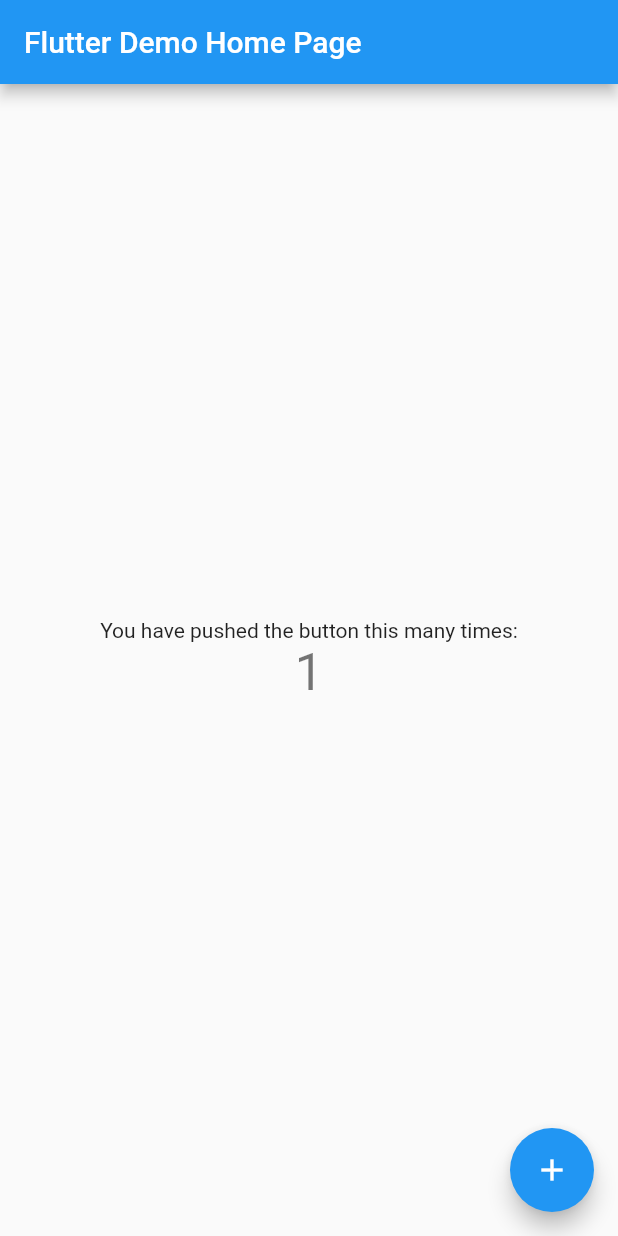
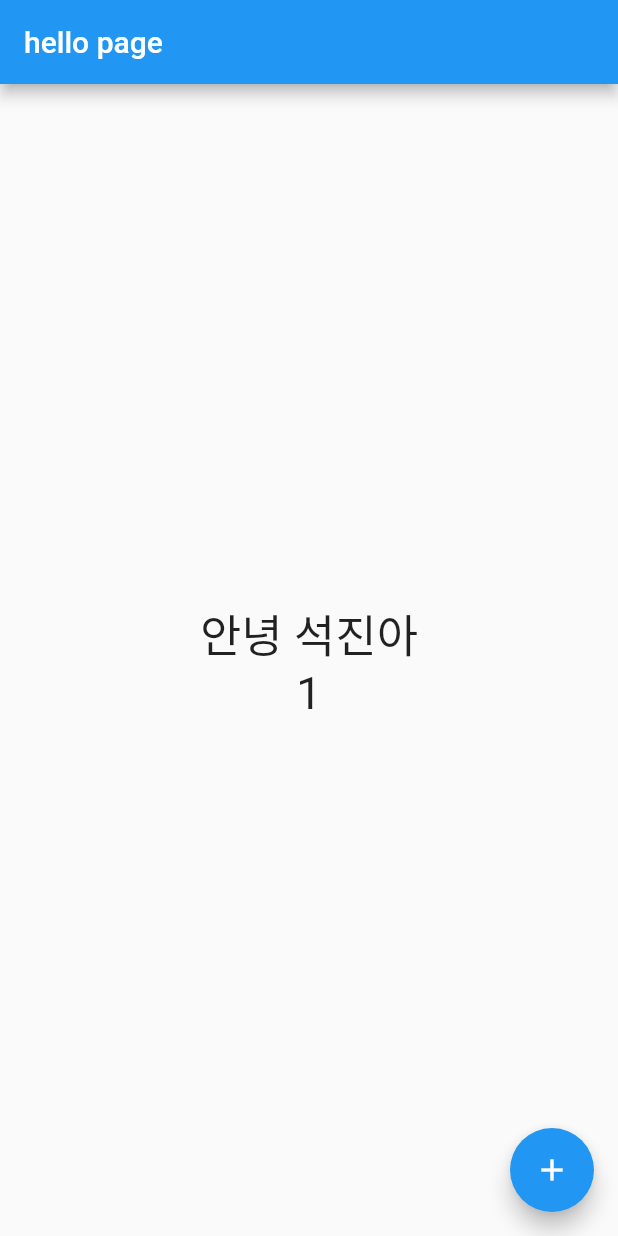
Before and after one commit to strong1133/Flutter_Study, a Flutter app: the screen it shows after launch, after a tap on the "add" icon, on a phone screen of 412 x 824 dp. Run offline on Flutter 3.47's test engine with Material 2 defaults, Android fonts, the phone set to English and light mode, and no system bars.

Commit message:
flutter 기본앱

```diff
--- a/cpt01/lib/main.dart
+++ b/cpt01/lib/main.dart
@@ -1,115 +1,59 @@
 import 'package:flutter/material.dart';
 
-void main() {
-  runApp(const MyApp());
-}
+void main() => runApp(MyApp());
 
 class MyApp extends StatelessWidget {
-  const MyApp({Key? key}) : super(key: key);
-
   // This widget is the root of your application.
   @override
   Widget build(BuildContext context) {
     return MaterialApp(
-      title: 'Flutter Demo',
-      theme: ThemeData(
-        // This is the theme of your application.
-        //
-        // Try running your application with "flutter run". You'll see the
-        // application has a blue toolbar. Then, without quitting the app, try
-        // changing the primarySwatch below to Colors.green and then invoke
-        // "hot reload" (press "r" in the console where you ran "flutter run",
-        // or simply save your changes to "hot reload" in a Flutter IDE).
-        // Notice that the counter didn't reset back to zero; the application
-        // is not restarted.
-        primarySwatch: Colors.blue,
-      ),
-      home: const MyHomePage(title: 'Flutter Demo Home Page'),
+        title: 'Flutter Demo',
+        theme: ThemeData(
+          primarySwatch: Colors.blue,
+        ),
+        home: HelloPage('hello page')
     );
   }
 }
 
-class MyHomePage extends StatefulWidget {
-  const MyHomePage({Key? key, required this.title}) : super(key: key);
-
-  // This widget is the home page of your application. It is stateful, meaning
-  // that it has a State object (defined below) that contains fields that affect
-  // how it looks.
-
-  // This class is the configuration for the state. It holds the values (in this
-  // case the title) provided by the parent (in this case the App widget) and
-  // used by the build method of the State. Fields in a Widget subclass are
-  // always marked "final".
-
+class HelloPage extends StatefulWidget {
   final String title;
 
+  HelloPage(this.title) : super();
+
   @override
-  State<MyHomePage> createState() => _MyHomePageState();
+  _HelloPageState createState() => _HelloPageState();
 }
 
-class _MyHomePageState extends State<MyHomePage> {
+class _HelloPageState extends State<HelloPage> {
+  String _message = 'Hello World';
   int _counter = 0;
 
-  void _incrementCounter() {
+  @override
+  Widget build(BuildContext context) {
+    return Scaffold(
+        floatingActionButton: FloatingActionButton(
+          child: Icon(Icons.add),
+          onPressed: _changeMessage,
+        ),
+        appBar: AppBar(
+          title: Text(widget.title),
+        ),
+        body: Center(child:
+            Column(
+              mainAxisAlignment: MainAxisAlignment.center,
+              children: <Widget>[
+                Text(_message, style: TextStyle(fontSize: 30)),
+                Text('$_counter', style: TextStyle(fontSize: 30)),
+              ],
+            )
+        ));
+  }
+
+  void _changeMessage() {
     setState(() {
-      // This call to setState tells the Flutter framework that something has
-      // changed in this State, which causes it to rerun the build method below
-      // so that the display can reflect the updated values. If we changed
-      // _counter without calling setState(), then the build method would not be
-      // called again, and so nothing would appear to happen.
+      _message = '안녕 석진아';
       _counter++;
     });
   }
-
-  @override
-  Widget build(BuildContext context) {
-    // This method is rerun every time setState is called, for instance as done
-    // by the _incrementCounter method above.
-    //
-    // The Flutter framework has been optimized to make rerunning build methods
-    // fast, so that you can just rebuild anything that needs updating rather
-    // than having to individually change instances of widgets.
-    return Scaffold(
-      appBar: AppBar(
-        // Here we take the value from the MyHomePage object that was created by
-        // the App.build method, and use it to set our appbar title.
-        title: Text(widget.title),
-      ),
-      body: Center(
-        // Center is a layout widget. It takes a single child and positions it
-        // in the middle of the parent.
-        child: Column(
-          // Column is also a layout widget. It takes a list of children and
-          // arranges them vertically. By default, it sizes itself to fit its
-          // children horizontally, and tries to be as tall as its parent.
-          //
-          // Invoke "debug painting" (press "p" in the console, choose the
-          // "Toggle Debug Paint" action from the Flutter Inspector in Android
-          // Studio, or the "Toggle Debug Paint" command in Visual Studio Code)
-          // to see the wireframe for each widget.
-          //
-          // Column has various properties to control how it sizes itself and
-          // how it positions its children. Here we use mainAxisAlignment to
-          // center the children vertically; the main axis here is the vertical
-          // axis because Columns are vertical (the cross axis would be
-          // horizontal).
-          mainAxisAlignment: MainAxisAlignment.center,
-          children: <Widget>[
-            const Text(
-              'You have pushed the button this many times:',
-            ),
-            Text(
-              '$_counter',
-              style: Theme.of(context).textTheme.headline4,
-            ),
-          ],
-        ),
-      ),
-      floatingActionButton: FloatingActionButton(
-        onPressed: _incrementCounter,
-        tooltip: 'Increment',
-        child: const Icon(Icons.add),
-      ), // This trailing comma makes auto-formatting nicer for build methods.
-    );
-  }
 }
```
Also changed, not shown: 1 other file.
